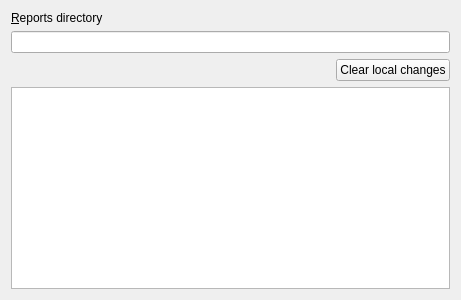
Qt form quickevent/app/quickevent/plugins/Core/src/widgets/reportssettingspage.ui (Quick-Box/quickevent) before a commit.
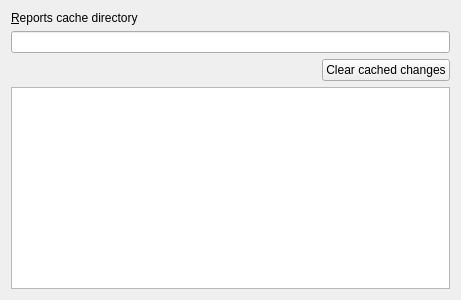
The same form after that commit.

Commit message:
Add report context menu actions
Replace the inline save button with context-menu actions for saving,
clearing, and restoring reports from the database or resources. Update
report hash handling and clarify cache-related UI labels.

Diff of the .ui file:
```diff
--- a/quickevent/app/quickevent/plugins/Core/src/widgets/reportssettingspage.ui
+++ b/quickevent/app/quickevent/plugins/Core/src/widgets/reportssettingspage.ui
@@ -17,7 +17,7 @@
    <item>
     <widget class="QLabel" name="label">
      <property name="text">
-      <string>&amp;Reports directory</string>
+      <string>&amp;Reports cache directory</string>
      </property>
      <property name="buddy">
       <cstring>edReportsDirectory</cstring>
@@ -59,7 +59,7 @@
      <item>
       <widget class="QPushButton" name="btClearLocalChanges">
        <property name="text">
-        <string>Clear local changes</string>
+        <string>Clear cached changes</string>
        </property>
       </widget>
      </item>
```
The commit also changes 4 other files.
